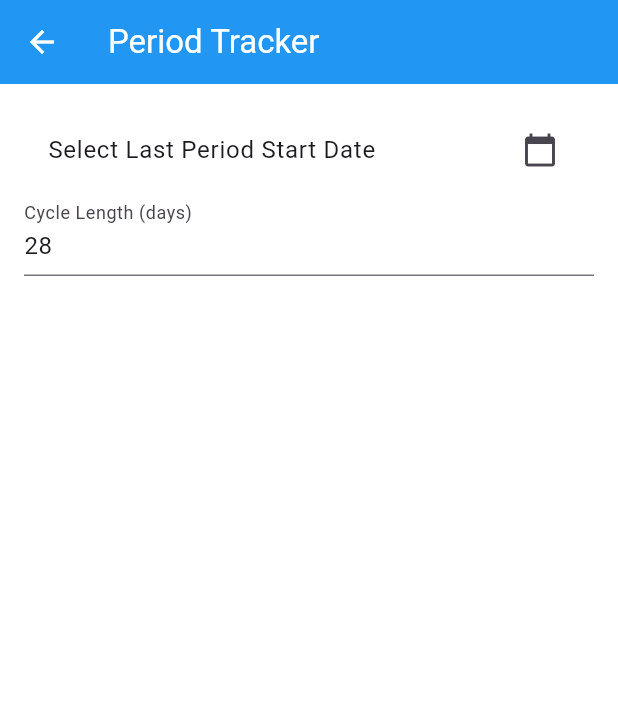
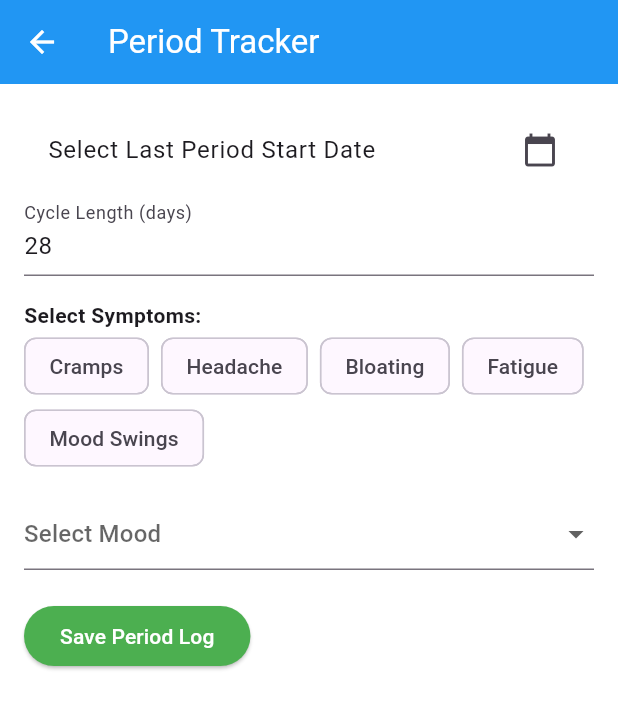
Before and after one commit to Wendy-Okoth/HealthHub, a Flutter app: the PeriodTrackerScreen screen opened directly, on a phone screen of 412 x 824 dp. Shown: the top 709 px of the screen. Run offline on Flutter 3.47's test engine with Material 3 defaults, Android fonts, the phone set to English and light mode, and no system bars; our stand-ins replace fl_chart, flutter_local_notifications, geolocator, google_maps_flutter, pedometer, supabase_flutter and 2 more; accounts and stored records are empty.

Commit message:
feat: add symptom and mood tracking to PeriodTrackerScreen with Supabase integration

```diff
--- a/lib/screens/period_tracker_screen.dart
+++ b/lib/screens/period_tracker_screen.dart
@@ -1,4 +1,5 @@
 import 'package:flutter/material.dart';
+import 'package:supabase_flutter/supabase_flutter.dart';
 import 'package:table_calendar/table_calendar.dart';
 
 class PeriodTrackerScreen extends StatefulWidget {
@@ -9,9 +10,29 @@ class PeriodTrackerScreen extends StatefulWidget {
 }
 
 class _PeriodTrackerScreenState extends State<PeriodTrackerScreen> {
+  final supabase = Supabase.instance.client;
+
   DateTime? _lastPeriodDate;
   int _cycleLength = 28;
   Map<DateTime, String> _phaseMap = {};
+
+  final List<String> symptoms = [
+    'Cramps',
+    'Headache',
+    'Bloating',
+    'Fatigue',
+    'Mood Swings',
+  ];
+  final List<String> moods = [
+    'Happy',
+    'Sad',
+    'Irritable',
+    'Anxious',
+    'Neutral',
+  ];
+
+  List<String> selectedSymptoms = [];
+  String? selectedMood;
 
   void _generatePhaseMap() {
     if (_lastPeriodDate == null) return;
@@ -48,13 +69,32 @@ class _PeriodTrackerScreenState extends State<PeriodTrackerScreen> {
     }
   }
 
+  Future<void> _savePeriodLog() async {
+    final userId = supabase.auth.currentUser?.id;
+    if (userId == null || _lastPeriodDate == null) return;
+
+    await supabase.from('period_logs').insert({
+      'user_id': userId,
+      'start_date': _lastPeriodDate!.toIso8601String(),
+      'cycle_length': _cycleLength,
+      'symptoms': selectedSymptoms,
+      'mood': selectedMood,
+    });
+
+    ScaffoldMessenger.of(
+      context,
+    ).showSnackBar(const SnackBar(content: Text('Period log saved')));
+  }
+
   @override
   Widget build(BuildContext context) {
     return Scaffold(
       appBar: AppBar(title: const Text('Period Tracker')),
       body: Padding(
         padding: const EdgeInsets.all(16),
+        child: SingleChildScrollView(
           child: Column(
+            crossAxisAlignment: CrossAxisAlignment.start,
             children: [
               ListTile(
                 title: Text(
@@ -80,23 +120,63 @@ class _PeriodTrackerScreenState extends State<PeriodTrackerScreen> {
               ),
               TextFormField(
                 initialValue: _cycleLength.toString(),
-              decoration: const InputDecoration(labelText: 'Cycle Length (days)'),
+                decoration: const InputDecoration(
+                  labelText: 'Cycle Length (days)',
+                ),
                 keyboardType: TextInputType.number,
                 onChanged: (val) {
                   _cycleLength = int.tryParse(val) ?? 28;
                   _generatePhaseMap();
                 },
               ),
+              const SizedBox(height: 16),
+              const Text(
+                'Select Symptoms:',
+                style: TextStyle(fontWeight: FontWeight.bold),
+              ),
+              Wrap(
+                spacing: 8,
+                children: symptoms.map((symptom) {
+                  return FilterChip(
+                    label: Text(symptom),
+                    selected: selectedSymptoms.contains(symptom),
+                    onSelected: (selected) {
+                      setState(() {
+                        selected
+                            ? selectedSymptoms.add(symptom)
+                            : selectedSymptoms.remove(symptom);
+                      });
+                    },
+                  );
+                }).toList(),
+              ),
+              const SizedBox(height: 16),
+              DropdownButtonFormField<String>(
+                value: selectedMood,
+                hint: const Text('Select Mood'),
+                items: moods.map((mood) {
+                  return DropdownMenuItem<String>(
+                    value: mood,
+                    child: Text(mood),
+                  );
+                }).toList(),
+                onChanged: (val) => setState(() => selectedMood = val),
+              ),
+              const SizedBox(height: 20),
+              ElevatedButton(
+                onPressed: _savePeriodLog,
+                child: const Text('Save Period Log'),
+              ),
               const SizedBox(height: 20),
               if (_phaseMap.isNotEmpty)
-              Expanded(
-                child: TableCalendar(
+                TableCalendar(
                   focusedDay: DateTime.now(),
                   firstDay: DateTime.now().subtract(const Duration(days: 365)),
                   lastDay: DateTime.now().add(const Duration(days: 365)),
                   calendarBuilders: CalendarBuilders(
                     defaultBuilder: (context, day, _) {
-                      final phase = _phaseMap[DateTime(day.year, day.month, day.day)];
+                      final phase =
+                          _phaseMap[DateTime(day.year, day.month, day.day)];
                       return Container(
                         margin: const EdgeInsets.all(4),
                         decoration: BoxDecoration(
@@ -112,8 +192,8 @@ class _PeriodTrackerScreenState extends State<PeriodTrackerScreen> {
                     },
                   ),
                 ),
+            ],
           ),
-          ],
         ),
       ),
     );
```
Lines whose indentation alone changed are shown as unchanged.
